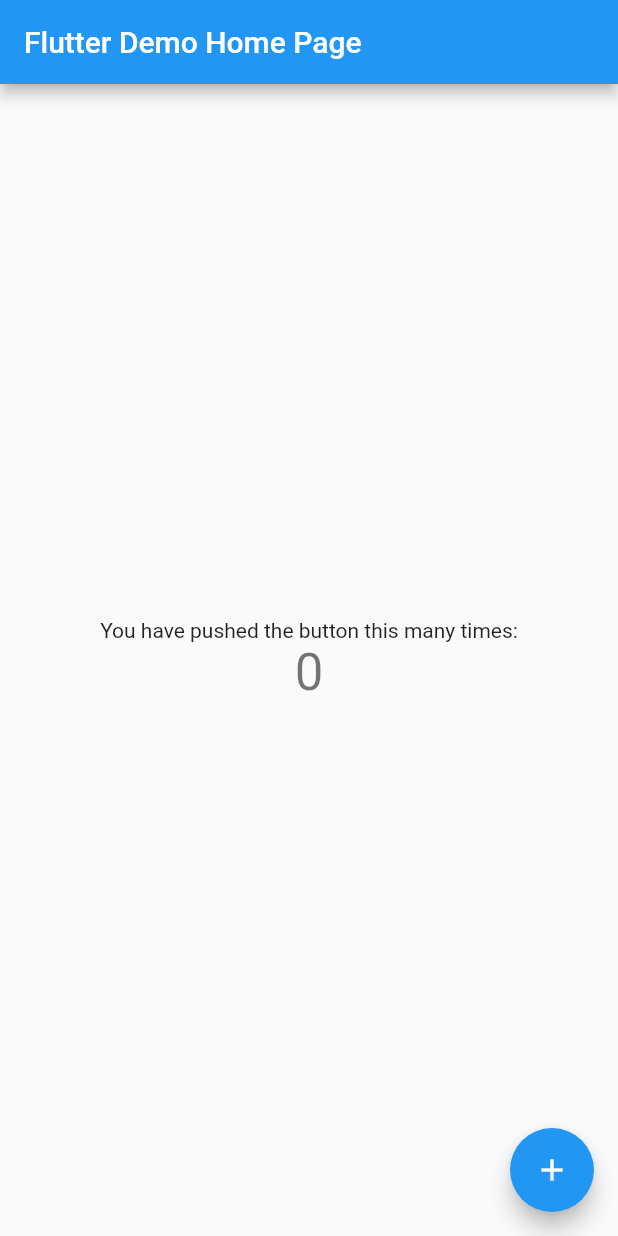
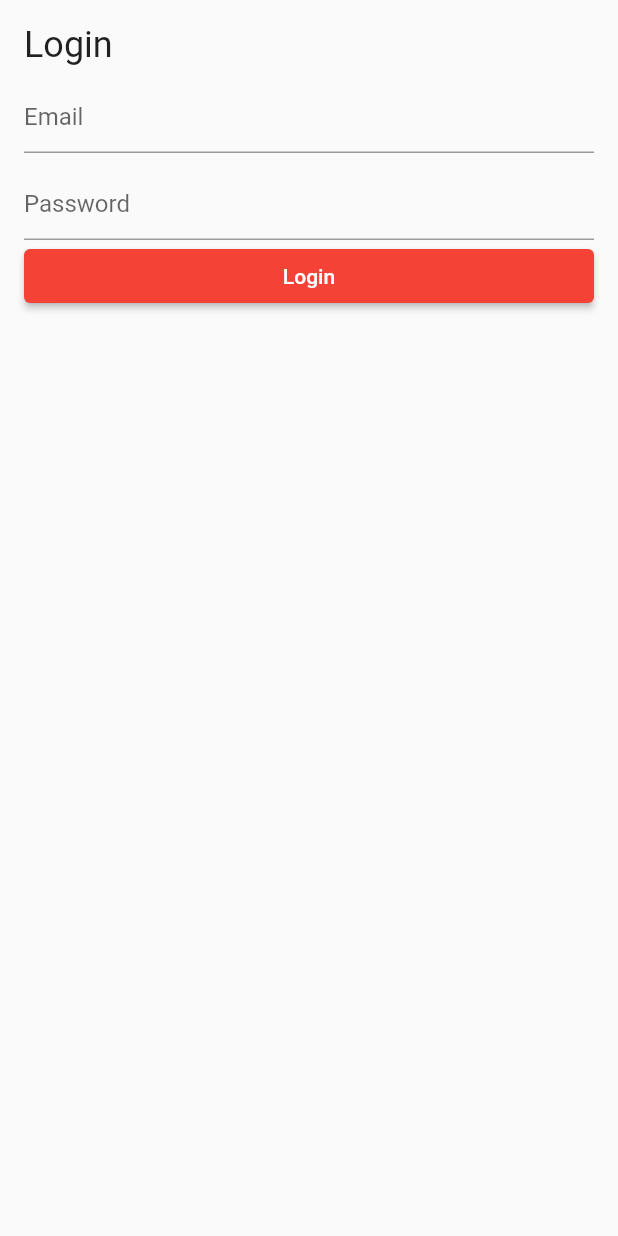
Before and after one commit to neelVaghani00/appwrite_with_flutter, a Flutter app: the screen it shows after launch, on a phone screen of 412 x 824 dp. Run offline on Flutter 3.47's test engine with Material 2 defaults, Android fonts, the phone set to English and light mode, and no system bars; our stand-ins replace appwrite.

Commit message:
create some ui

```diff
--- /dev/null
+++ b/lib/features/auth/presentation/pages/login.dart
@@ -0,0 +1,36 @@
+import 'package:flutter/material.dart';
+
+class LoginPage extends StatefulWidget {
+  LoginPage({Key? key}) : super(key: key);
+
+  @override
+  State<LoginPage> createState() => _LoginPageState();
+}
+
+class _LoginPageState extends State<LoginPage> {
+  @override
+  Widget build(BuildContext context) {
+    return Scaffold(
+      body: ListView(
+        shrinkWrap: true,
+        padding: EdgeInsets.all(16),
+        children: [
+          Text(
+            "Login",
+            style: Theme.of(context).textTheme.headline5,
+          ),
+          const SizedBox(height: 10),
+          const TextField(
+            decoration: InputDecoration(hintText: 'Email'),
+          ),
+          const SizedBox(height: 10),
+          const TextField(
+            obscureText: true,
+            decoration: InputDecoration(hintText: 'Password'),
+          ),
+          ElevatedButton(onPressed: () {}, child: const Text('Login'))
+        ],
+      ),
+    );
+  }
+}
--- /dev/null
+++ b/lib/general/presentation/pages/home.dart
@@ -0,0 +1,13 @@
+import 'package:flutter/material.dart';
+
+class HomePage extends StatelessWidget {
+  const HomePage({Key? key}) : super(key: key);
+
+  @override
+  Widget build(BuildContext context) {
+    return Scaffold(
+      appBar: AppBar(title: Text('Budgeter')),
+      body: Container( ),
+    );
+  }
+}
--- a/lib/main.dart
+++ b/lib/main.dart
@@ -1,5 +1,8 @@
 import 'package:appwrite/appwrite.dart';
+import 'package:appwrite_with_flutter/features/auth/presentation/pages/login.dart';
 import 'package:flutter/material.dart';
+
+import 'general/presentation/pages/home.dart';
 
 void main() {
   runApp(const MyApp());
@@ -11,74 +14,10 @@ class MyApp extends StatelessWidget {
   @override
   Widget build(BuildContext context) {
     return MaterialApp(
-      title: 'Flutter Demo',
-      theme: ThemeData(
-        primarySwatch: Colors.blue,
-      ),
-      home: const MyHomePage(title: 'Flutter Demo Home Page'),
-    );
+        title: 'Flutter Demo',
+        theme: ThemeData(
+          primarySwatch: Colors.red,
+        ),
+        home: LoginPage());
   }
 }
-
-class MyHomePage extends StatefulWidget {
-  const MyHomePage({Key? key, required this.title}) : super(key: key);
-
-  final String title;
-
-  @override
-  State<MyHomePage> createState() => _MyHomePageState();
-}
-
-class _MyHomePageState extends State<MyHomePage> {
-  int _counter = 0;
-  late Client client;
-
-  void _incrementCounter() {
-    setState(() {
-      _counter++;
-    });
-  }
-
-  @override
-  void initState() {
-//     super.initState();
-//     client = Client();
-//     client.setEndPointRealtime("http://localhost/console/home?project=627c74dce00e6bc4a3fd").setProject("627c74dce00e6bc4a3fd");
-
-//     Account account = Account(client);
-//     account.create(email: "neel.vaghani@joflee.com",password: 'password').then((response) {
-//       print(response);
-
-//     }).catchError(onError) {
-// print(onError)
-//     };
-  }
-
-  @override
-  Widget build(BuildContext context) {
-    return Scaffold(
-      appBar: AppBar(
-        title: Text(widget.title),
-      ),
-      body: Center(
-        child: Column(
-          mainAxisAlignment: MainAxisAlignment.center,
-          children: <Widget>[
-            const Text(
-              'You have pushed the button this many times:',
-            ),
-            Text(
-              '$_counter',
-              style: Theme.of(context).textTheme.headline4,
-            ),
-          ],
-        ),
-      ),
-      floatingActionButton: FloatingActionButton(
-        onPressed: _incrementCounter,
-        tooltip: 'Increment',
-        child: const Icon(Icons.add),
-      ),
-    );
-  }
-}
--- a/pubspec.yaml
+++ b/pubspec.yaml
@@ -35,6 +35,7 @@ dependencies:
   # Use with the CupertinoIcons class for iOS style icons.
   cupertino_icons: ^1.0.2
   appwrite: ^4.0.2
+  provider: ^6.0.2
 
 dev_dependencies:
   flutter_test:
```
Also changed, not shown: lib/features/auth/data/model/user.dart (added), lib/features/auth/presentation/notifiers/auth_state.dart (added), lib/features/auth/presentation/pages/sign_up.dart (added), pubspec.lock.
